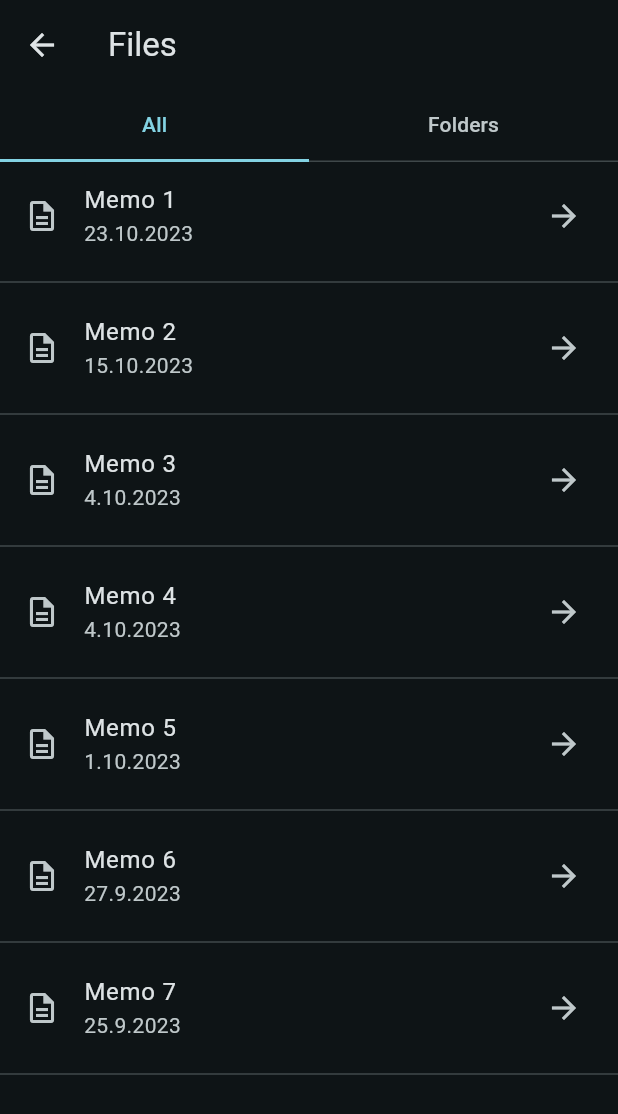
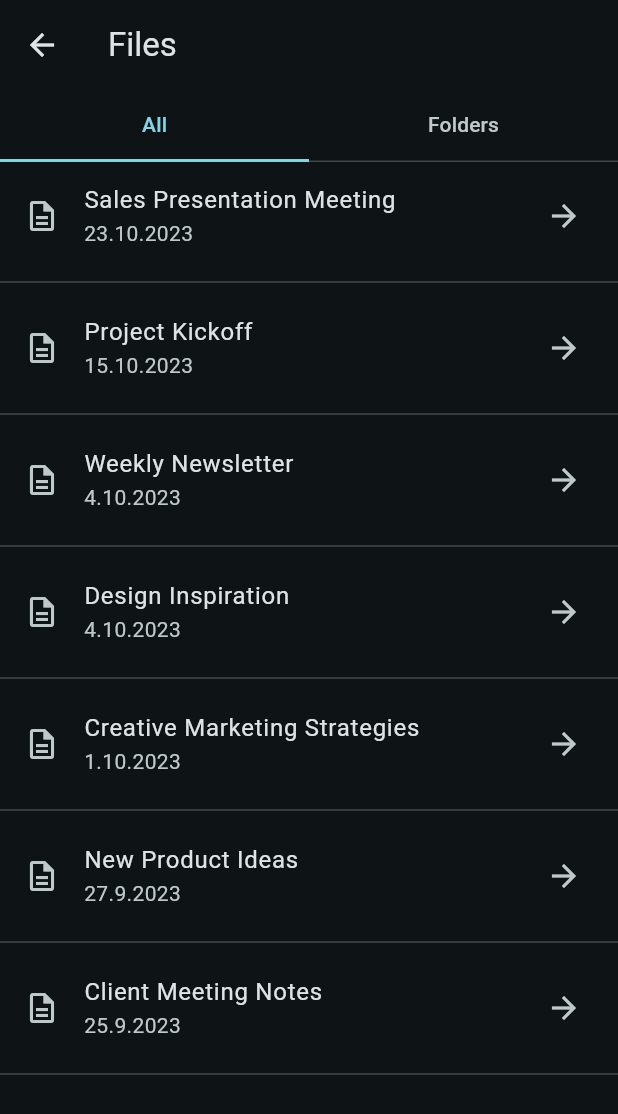
Before and after one commit to leo-usa/voice_memo, a Flutter app: the FilesPage screen opened directly, on a phone screen of 412 x 824 dp. Shown: the top 1114 px of the screen. Run offline on Flutter 3.47's test engine with Material 2 defaults, Android fonts, the light colour scheme and no system bars; our stand-ins replace audioplayers; missing offline and left inert: record; statements that could not run were skipped.

Commit message:
filenames for testing

```diff
--- a/lib/files.dart
+++ b/lib/files.dart
@@ -23,7 +23,7 @@ class FileItem {
 
 final List<FileItem> filenames = <FileItem>[
   FileItem(
-    name: 'Memo 1',
+    name: 'Sales Presentation Meeting',
     date: '23.10.2023',
     folderName: 'Meeting notes',
     // originalText: 'Original text for',
@@ -32,7 +32,7 @@ final List<FileItem> filenames = <FileItem>[
     // audio: 'Audio for'
   ),
   FileItem(
-    name: 'Memo 2',
+    name: 'Project Kickoff',
     date: '15.10.2023',
     folderName: 'Meeting notes',
     // originalText: 'Original text for',
@@ -41,7 +41,7 @@ final List<FileItem> filenames = <FileItem>[
     // audio: 'Audio for'
   ),
   FileItem(
-    name: 'Memo 3',
+    name: 'Weekly Newsletter',
     date: '4.10.2023',
     folderName: 'Email drafts',
     // originalText: 'Original text for',
@@ -50,7 +50,7 @@ final List<FileItem> filenames = <FileItem>[
     // audio: 'Audio for'
   ),
   FileItem(
-    name: 'Memo 4',
+    name: 'Design Inspiration',
     date: '4.10.2023',
     folderName: 'Ideas',
     // originalText: 'Original text for',
@@ -59,7 +59,7 @@ final List<FileItem> filenames = <FileItem>[
     // audio: 'Audio for'
   ),
   FileItem(
-    name: 'Memo 5',
+    name: 'Creative Marketing Strategies',
     date: '1.10.2023',
     folderName: 'Ideas',
     // originalText: 'Original text for',
@@ -68,7 +68,7 @@ final List<FileItem> filenames = <FileItem>[
     // audio: 'Audio for'
   ),
   FileItem(
-    name: 'Memo 6',
+    name: 'New Product Ideas',
     date: '27.9.2023',
     folderName: 'Ideas',
     // originalText: 'Original text for',
@@ -77,7 +77,7 @@ final List<FileItem> filenames = <FileItem>[
     // audio: 'Audio for'
   ),
   FileItem(
-    name: 'Memo 7',
+    name: 'Client Meeting Notes',
     date: '25.9.2023',
     folderName: 'Meeting notes',
     // originalText: 'Original text for',
```
